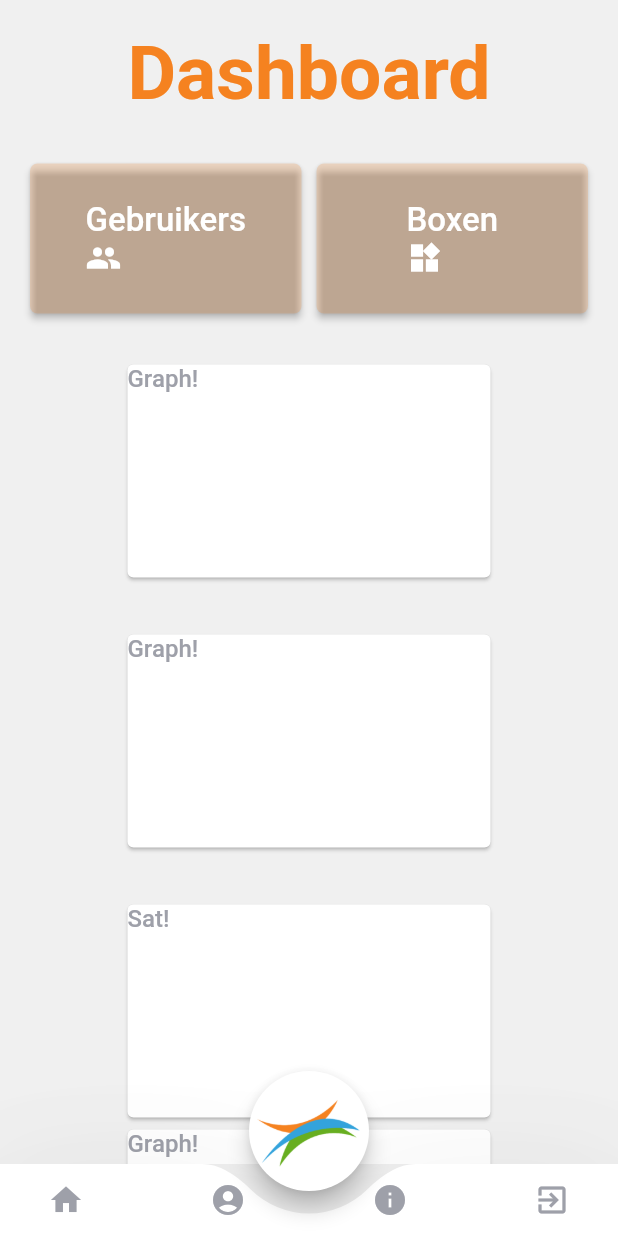
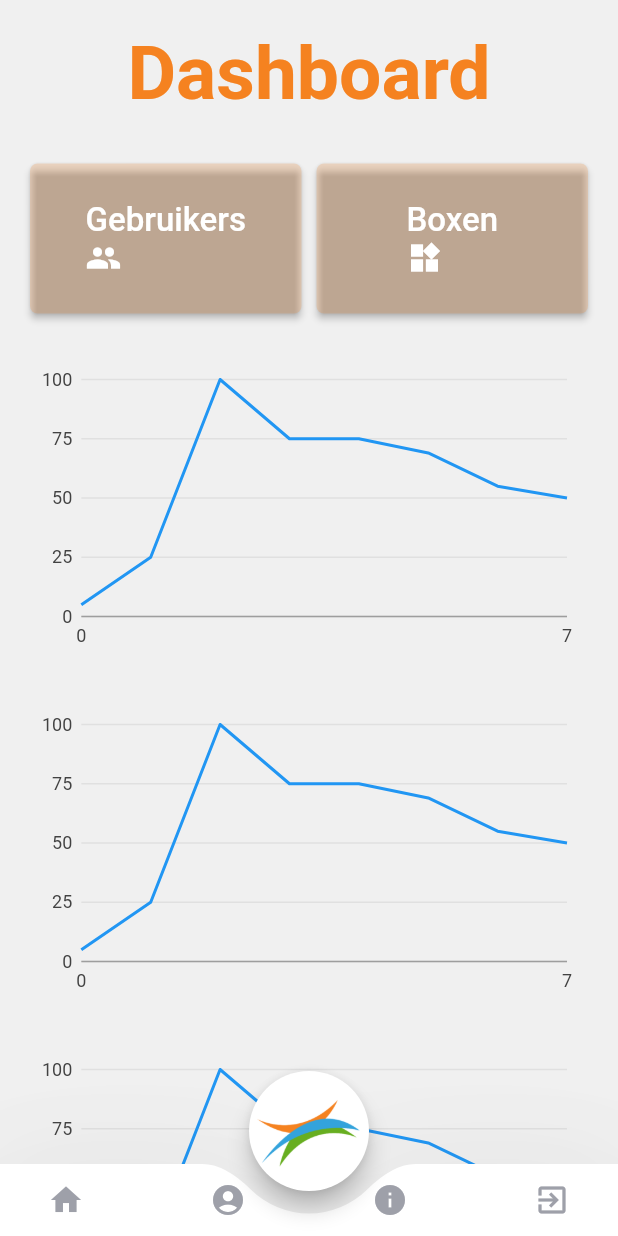
Before and after one commit to Project-4-0/app, a Flutter app: the screen it shows after launch, on a phone screen of 412 x 824 dp. Run offline on Flutter 3.47's test engine with Material 2 defaults, Android fonts, the phone set to English and light mode, and no system bars; our stand-ins replace charts_flutter, flutter_dotenv, get; Roboto replaces fonts that are missing (Poppins).

Commit message:
Verry simple line chart example

```diff
--- a/lib/pages/home.dart
+++ b/lib/pages/home.dart
@@ -1,7 +1,6 @@
 import 'package:b_one_project_4_0/widgets/BottomAppBarBOne.dart';
-import 'package:b_one_project_4_0/widgets/FlatButtonBOne.dart';
-import 'package:b_one_project_4_0/widgets/DashboardButtonsOverview.dart';
 import 'package:flutter/material.dart';
+import 'package:b_one_project_4_0/widgets/SimpleLineChart.dart';
 
 class HomePage extends StatefulWidget {
   @override
@@ -53,6 +52,7 @@ class _HomePageState extends State<HomePage> {
                                     onPressed: () {
                                       Navigator.pushNamedAndRemoveUntil(
                                           context, '/users', (route) => false);
+                                      print("Go to user overview");
                                     },
                                     color: Theme.of(context).buttonColor,
                                     shape: RoundedRectangleBorder(
@@ -84,6 +84,7 @@ class _HomePageState extends State<HomePage> {
                                     onPressed: () {
                                       Navigator.pushNamedAndRemoveUntil(
                                           context, '/boxen', (route) => false);
+                                      print("Go to box overview");
                                     },
                                     color: Theme.of(context).buttonColor,
                                     shape: RoundedRectangleBorder(
@@ -113,27 +114,22 @@ class _HomePageState extends State<HomePage> {
                         ),
                         Padding(padding: EdgeInsets.all(15.0)),
                         SizedBox(
-                          width: 250.0,
-                          height: 150.0,
-                          child: const Card(child: Text('Graph!')),
+                          width: double.infinity,
+                          height: 200.0,
+                          child: SimpleLineChart.withSampleData(),
                         ),
                         Padding(padding: EdgeInsets.all(15.0)),
                         SizedBox(
-                          width: 250.0,
-                          height: 150.0,
-                          child: const Card(child: Text('Graph!')),
+                          width: double.infinity,
+                          height: 200.0,
+                          child: SimpleLineChart.withSampleData(),
                         ),
                         Padding(padding: EdgeInsets.all(15.0)),
                         SizedBox(
-                          width: 250.0,
-                          height: 150.0,
-                          child: const Card(child: Text('Sat!')),
+                          width: double.infinity,
+                          height: 200.0,
+                          child: SimpleLineChart.withSampleData(),
                         ),
-                        SizedBox(
-                          width: 250.0,
-                          height: 150.0,
-                          child: const Card(child: Text('Graph!')),
-                        )
                       ],
                     ),
                   ),
--- a/lib/widgets/BottomAppBarBOne.dart
+++ b/lib/widgets/BottomAppBarBOne.dart
@@ -86,7 +86,9 @@ class FloatingActionButtonBOne extends StatelessWidget {
           ),
         ),
         backgroundColor: Colors.white,
-        onPressed: () {/**/},
+        onPressed: () {
+          Navigator.pushNamedAndRemoveUntil(context, '/home', (route) => false);
+        },
       ),
     );
   }
--- /dev/null
+++ b/lib/widgets/SimpleLineChart.dart
@@ -0,0 +1,55 @@
+// Simple line chart with one values
+import 'package:charts_flutter/flutter.dart' as charts;
+import 'package:flutter/material.dart';
+
+class SimpleLineChart extends StatelessWidget {
+  final List<charts.Series> seriesList;
+  final bool animate;
+
+  SimpleLineChart(this.seriesList, {this.animate});
+
+  factory SimpleLineChart.withSampleData() {
+    return new SimpleLineChart(
+      _createSampleData(),
+      // Disable animations for image tests.
+      animate: false,
+    );
+  }
+
+  @override
+  Widget build(BuildContext context) {
+    return new charts.LineChart(seriesList, animate: animate);
+  }
+
+  // Create one series with sample hard coded data.
+  static List<charts.Series<LinearSales, int>> _createSampleData() {
+    final data = [
+      new LinearSales(0, 5),
+      new LinearSales(1, 25),
+      new LinearSales(2, 100),
+      new LinearSales(3, 75),
+      new LinearSales(4, 75),
+      new LinearSales(5, 69),
+      new LinearSales(6, 55),
+      new LinearSales(7, 50),
+    ];
+
+    return [
+      new charts.Series<LinearSales, int>(
+        id: 'Sales',
+        colorFn: (_, __) => charts.MaterialPalette.blue.shadeDefault,
+        domainFn: (LinearSales sales, _) => sales.year,
+        measureFn: (LinearSales sales, _) => sales.sales,
+        data: data,
+      )
+    ];
+  }
+}
+
+// Sample linear data type.
+class LinearSales {
+  final int year;
+  final int sales;
+
+  LinearSales(this.year, this.sales);
+}
--- a/pubspec.yaml
+++ b/pubspec.yaml
@@ -32,6 +32,7 @@ dependencies:
   intl: ^0.16.1
   get: ^3.4.2
   singleton: ^0.0.2
+  charts_flutter: ^0.9.0
 
 
   # The following adds the Cupertino Icons font to your application.
```
Also changed, not shown: pubspec.lock.
